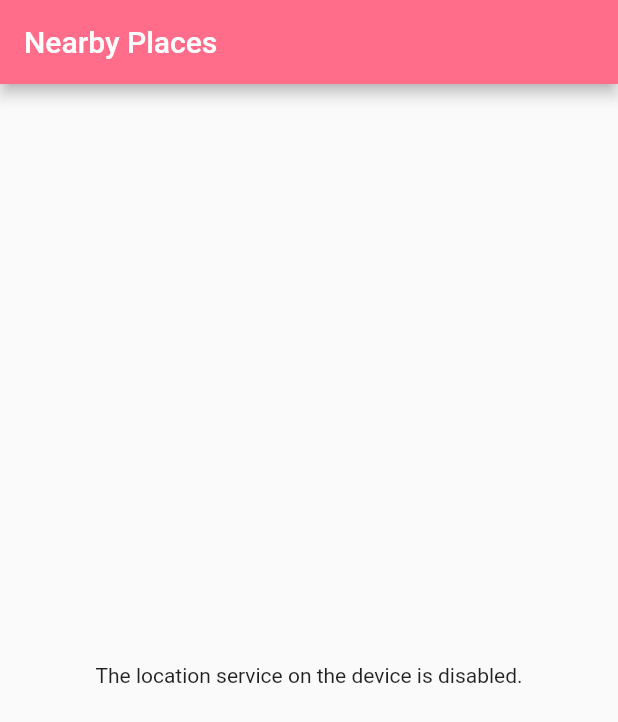
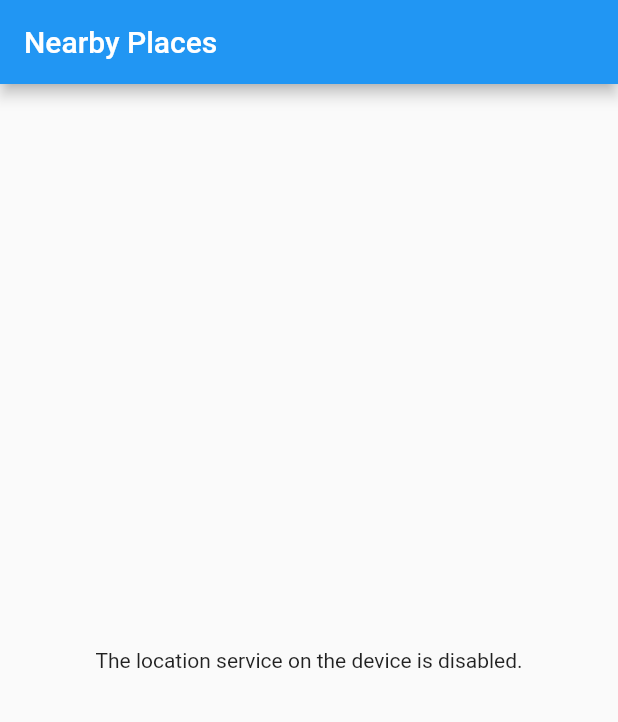
Before and after one commit to Harishwarrior/nearby_places, a Flutter app: the screen it shows after launch, on a phone screen of 412 x 824 dp. Shown: the top 722 px of the screen. Run offline on Flutter 3.47's test engine with Material 2 defaults, Android fonts, the phone set to English and light mode, and no system bars; our stand-ins replace geolocator.

Commit message:
Revert "upgrade: UI Design of app"

```diff
--- a/lib/main.dart
+++ b/lib/main.dart
@@ -14,7 +14,6 @@ class MyApp extends StatelessWidget {
         primarySwatch: Colors.blue,
       ),
       home: HomePage(),
-      debugShowCheckedModeBanner: false,
     );
   }
 }
--- a/lib/repository/api_provider.dart
+++ b/lib/repository/api_provider.dart
@@ -19,7 +19,6 @@ class ApiProvider {
     final response = await client.get(Uri.parse(_url));
     if (response.statusCode == 200) {
       List jsonResponse = json.decode(response.body);
-      print(jsonResponse);
       return jsonResponse.map((data) => Places.fromMap(data)).toList();
     } else {
       throw Exception('Unexpected error occurred!');
--- a/lib/repository/model/places.dart
+++ b/lib/repository/model/places.dart
@@ -2,24 +2,20 @@ class Places {
   final String name;
   final double dist;
   final String kinds;
-  final double rate;
   Places({
     required this.name,
     required this.dist,
     required this.kinds,
-    required this.rate,
   });
   Places copyWith({
     String? name,
     double? dist,
     String? kinds,
-    double? rate,
   }) {
     return Places(
       name: name ?? this.name,
       dist: dist ?? this.dist,
       kinds: kinds ?? this.kinds,
-      rate: rate ?? this.rate,
     );
   }
 
@@ -28,7 +24,6 @@ class Places {
       name: map['name'],
       dist: map['dist']?.toDouble(),
       kinds: map['kinds'],
-      rate: map['rate']?.toDouble(),
     );
   }
 }
--- a/lib/screens/homepage.dart
+++ b/lib/screens/homepage.dart
@@ -1,8 +1,6 @@
 import 'package:flutter/material.dart';
 import 'package:nearby_places/repository/model/places.dart';
 import 'package:nearby_places/repository/repository.dart';
-import 'package:nearby_places/widgets/place_card.dart';
-import 'package:nearby_places/widgets/shimmer.dart';
 
 class HomePage extends StatefulWidget {
   HomePage({Key? key}) : super(key: key);
@@ -23,14 +21,13 @@ class _HomePageState extends State<HomePage> {
 
   @override
   Widget build(BuildContext context) {
-    return Scaffold(
+    return MaterialApp(
+      title: 'Nearby Places',
+      home: Scaffold(
         appBar: AppBar(
-        backgroundColor: Color(0xFFFF6D8A),
           title: Text('Nearby Places'),
         ),
-      body: Padding(
-        padding: const EdgeInsets.only(top: 20),
-        child: Center(
+        body: Center(
           child: FutureBuilder<List<Places>>(
             future: locationData,
             builder: (context, snapshot) {
@@ -39,13 +36,34 @@ class _HomePageState extends State<HomePage> {
                 return ListView.builder(
                     itemCount: data!.length,
                     itemBuilder: (BuildContext context, int index) {
-                    return PlaceCard(data: data[index], index: index + 1);
-                  },
+                      return Card(
+                        elevation: 5.0,
+                        child: Padding(
+                          padding: const EdgeInsets.all(20.0),
+                          child: Column(
+                            crossAxisAlignment: CrossAxisAlignment.start,
+                            children: [
+                              Text(
+                                data[index].name,
+                                style: TextStyle(fontSize: 20.0),
+                              ),
+                              SizedBox(
+                                height: 10.0,
+                              ),
+                              Text(
+                                'Distance: ${(data[index].dist.round() / 1000).toString()} km',
+                                style: TextStyle(
+                                    fontSize: 18.0, color: Colors.black54),
+                              ),
+                            ],
+                          ),
+                        ),
                       );
+                    });
               } else if (snapshot.hasError) {
                 return Text("${snapshot.error}");
               }
-              return ShimmerWidget();
+              return CircularProgressIndicator();
             },
           ),
         ),
--- a/pubspec.yaml
+++ b/pubspec.yaml
@@ -31,9 +31,7 @@ dependencies:
   cupertino_icons: ^1.0.2
   http: ^0.13.3
 
-  geolocator: ^7.6.0
-
-  shimmer: ^2.0.0
+  geolocator: ^7.3.0
 
 
 
```
Also changed, not shown: lib/widgets/place_card.dart (deleted, +0 -95 lines), lib/widgets/shimmer.dart (deleted, +0 -31 lines), lib/widgets/tag_decor.dart (deleted, +0 -25 lines), pubspec.lock, 4 other files. Lines whose indentation alone changed are shown as unchanged.
